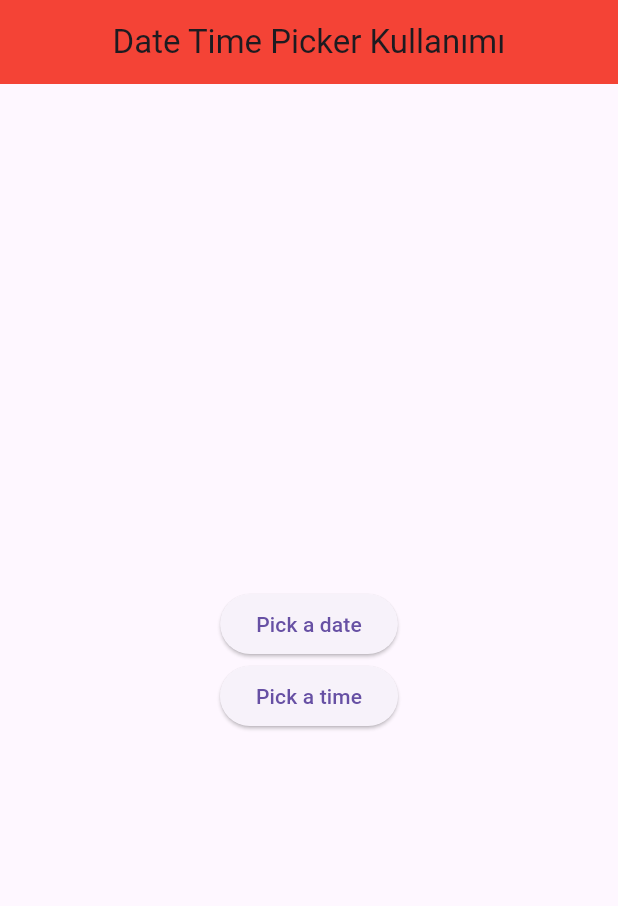
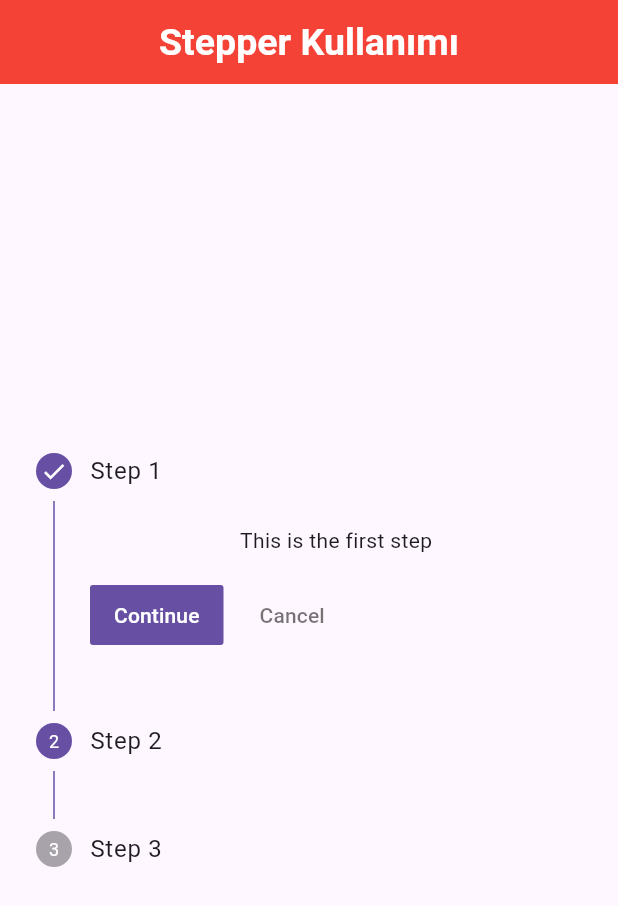
Before and after one commit to yamisagi/flutter_samples, a Flutter app: the screen it shows after launch, on a phone screen of 412 x 824 dp. Shown: the top 906 px of the screen. Run offline on Flutter 3.47's test engine with Material 2 defaults, Android fonts, the phone set to English and light mode, and no system bars.

Commit message:
update README and add Stepper

```diff
--- /dev/null
+++ b/lib/input_widgets/lesson3/stepper/stepper_learn.dart
@@ -0,0 +1,89 @@
+// ignore_for_file: curly_braces_in_flow_control_structures
+
+///  Stepper widget ile adım adım kullacıdan bilgi alabilir veya talimat gösterebiliriz.
+///
+
+import 'package:flutter/material.dart';
+
+class StepperLearn extends StatefulWidget {
+  const StepperLearn({Key? key}) : super(key: key);
+
+  @override
+  State<StepperLearn> createState() => _StepperLearnState();
+}
+
+class _StepperLearnState extends State<StepperLearn> {
+  int currentIndex = 0;
+  final List<Step> _steps = const [
+    /// [Step] widget'ini incelemek istersek
+    Step(
+      /// [title] parametresi, adını gösterir.
+      title: Text('Step 1'),
+
+      /// [content] parametresi, içeriğini gösterir.
+      content: Text('This is the first step'),
+
+      /// [isActive] parametresi, aktif olup olmadığını belirler.
+      /// Aşağıda [isActive] parametresini kullanarak sonraki adımın aktifliğini kullanarak,
+      /// Bir kontrol yaptık.
+      isActive: true,
+
+      /// [state] parametresi, ise o adımın durumunu gösterir.
+      state: StepState.complete,
+    ),
+    Step(
+      title: Text('Step 2'),
+      content: Text('This is the second step'),
+      isActive: true,
+    ),
+    Step(
+      title: Text('Step 3'),
+      content: Text('This is the third step'),
+      isActive: false,
+    ),
+  ];
+  @override
+  Widget build(BuildContext context) {
+    return Scaffold(
+      appBar: AppBar(
+        title: const Text('Stepper Kullanımı'),
+      ),
+      body: Center(
+        child: Stepper(
+          /// [steps] parametresi, bizden içerisinde [Step] widget'ler bulunan bir Liste bekler.
+          steps: _steps,
+
+          /// [currentStepIndex] parametresi, bizden o anki adımın indexini bekler.
+          currentStep: currentIndex,
+
+          /// [onStepTapped] parametresi, bizden bir adıma tıklandığında ne olacakğını bekleyen,
+          /// Ve içinde bir o an ki tıklanan [Step]'in parametre olarak indexini verir.
+          onStepTapped: (int i) {
+            setState(() {
+              _steps[i].isActive ? currentIndex = i : null;
+            });
+          },
+
+          /// [onStepContinue] ve [onStepCancel] parametresi, bizden bir adımın devamını ve iptal durumlarına has iki adet button verir
+          /// Ve bu butonlara basıldığında ne olmasını istediğimiz ele alan bir callback alır.
+          onStepCancel: () => setState(() {
+            /// Burda daha önce tanımladığımız bir değişkeni kullanarak,
+            /// Bir kontrol yaparak,[_currentIndex]', güncelleyerek bir önceki stepe gidiyoruz.
+            (_steps[currentIndex].isActive && currentIndex > 0)
+                ? currentIndex--
+                : null;
+          }),
+          onStepContinue: () {
+            /// Tıpkı [onStepCancel] parametresiyle aynı şekilde bir kontrol yaparak, bir sonraki stepe gidiyoruz.
+            setState(() {
+              (currentIndex < _steps.length - 1 &&
+                      _steps[currentIndex + 1].isActive)
+                  ? currentIndex++
+                  : null;
+            });
+          },
+        ),
+      ),
+    );
+  }
+}
--- a/lib/main.dart
+++ b/lib/main.dart
@@ -1,6 +1,6 @@
 import 'package:flutter/material.dart';
 import 'package:flutter_samples/basic_widgets/lesson4/push_and_replacement/push_and_replacement_learn.dart';
-import 'package:flutter_samples/input_widgets/lesson3/date_time_picker/date_time_picker_learn.dart';
+import 'package:flutter_samples/input_widgets/lesson3/stepper/stepper_learn.dart';
 
 import 'basic_widgets/lesson3/custom_scroll_view_learn/customscroll_view_learn.dart';
 
@@ -40,13 +40,17 @@ class CourseApp extends StatelessWidget {
         /// I like M3.
         useMaterial3: true,
         appBarTheme: const AppBarTheme(
+          titleTextStyle: TextStyle(
+            fontSize: 25,
+            fontWeight: FontWeight.w600,
+          ),
           centerTitle: true,
           color: Colors.red,
         ),
         primarySwatch: Colors.red,
       ),
       title: title,
-      home: const DateTimePickerLearn(),
+      home: const StepperLearn(),
     );
   }
 }
```
Also changed, not shown: 1 other file.
